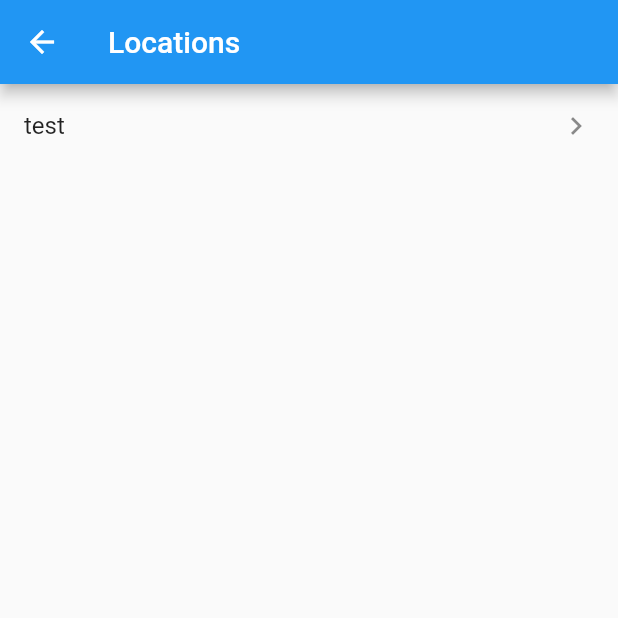
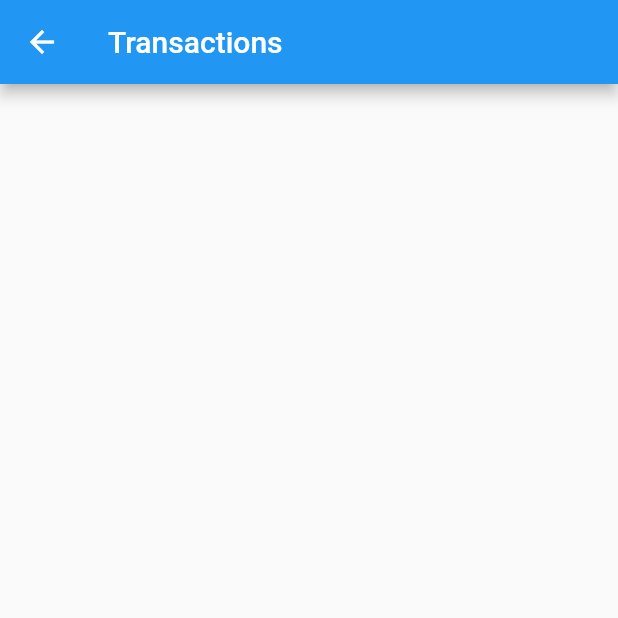
Before and after one commit to maluginp/GoGreenFlutter, a Flutter app: the LocationListScreen screen opened by its route, after a tap on "test", on a phone screen of 412 x 824 dp, the top half of it. Run offline on Flutter 3.47's test engine with Material 2 defaults, Android fonts, the phone set to English and light mode, and no system bars; our stand-ins replace bloc, equatable, flutter_bloc.

Commit message:
Add transaction list

```diff
--- /dev/null
+++ b/lib/blocs/transaction_list/bloc.dart
@@ -0,0 +1,3 @@
+export 'transaction_list_bloc.dart';
+export 'transaction_list_event.dart';
+export 'transaction_list_state.dart';
--- /dev/null
+++ b/lib/blocs/transaction_list/transaction_list_bloc.dart
@@ -0,0 +1,31 @@
+import 'dart:async';
+import 'package:bloc/bloc.dart';
+import 'package:gogreen/models/location_model.dart';
+import 'package:gogreen/models/transaction_model.dart';
+import 'package:gogreen/services/services.dart';
+import './bloc.dart';
+
+class TransactionListBloc extends Bloc<TransactionListEvent, TransactionListState> {
+  final ILogService _logService;
+  final ITransactionService _transactionService;
+  final Location _location;
+
+  TransactionListBloc(this._logService, this._transactionService, this._location);
+
+  @override
+  TransactionListState get initialState => LoadingTransactionListState(null);
+
+  @override
+  Stream<TransactionListState> mapEventToState(
+    TransactionListEvent event,
+  ) async* {
+    if (event is FetchTransactionListEvent) {
+      _logService.d('Fetch locations with filter=${event.filter}');
+      yield LoadingTransactionListState(event.filter);
+
+      List<Transaction> transactions = await _transactionService.fetchTransactions(event.filter);
+
+      yield FetchedTransactionListState(event.filter, transactions);
+    }
+  }
+}
--- /dev/null
+++ b/lib/blocs/transaction_list/transaction_list_event.dart
@@ -0,0 +1,16 @@
+import 'package:equatable/equatable.dart';
+import 'package:gogreen/models/filter_model.dart';
+
+abstract class TransactionListEvent extends Equatable {
+  const TransactionListEvent();
+}
+
+
+class FetchTransactionListEvent extends TransactionListEvent {
+  final TransactionListFilter filter;
+
+  FetchTransactionListEvent(this.filter);
+
+  @override
+  List<Object> get props => [filter];
+}
--- /dev/null
+++ b/lib/blocs/transaction_list/transaction_list_state.dart
@@ -0,0 +1,32 @@
+import 'package:equatable/equatable.dart';
+import 'package:gogreen/models/filter_model.dart';
+import 'package:gogreen/models/transaction_model.dart';
+
+abstract class TransactionListState extends Equatable {
+  const TransactionListState();
+}
+
+class LoadingTransactionListState extends TransactionListState {
+  final TransactionListFilter filter;
+
+  LoadingTransactionListState(this.filter);
+
+  bool get hasFilter => this.filter != null;
+
+  @override
+  List<Object> get props => [filter];
+
+}
+
+
+class FetchedTransactionListState extends TransactionListState {
+  final TransactionListFilter filter;
+  final List<Transaction> transactions;
+
+  FetchedTransactionListState(this.filter, this.transactions);
+
+  bool get hasFilter => this.filter != null;
+
+  @override
+  List<Object> get props => [filter, transactions];
+}
--- a/lib/di/injector.dart
+++ b/lib/di/injector.dart
@@ -1,5 +1,4 @@
-import 'package:gogreen/services/location_service.dart';
-import 'package:gogreen/services/log_service.dart';
+import 'package:gogreen/services/services.dart';
 
 class Injector {
   static final Injector _singleton = new Injector._internal();
@@ -17,4 +16,8 @@ class Injector {
   ILocationService get locationService{
     return LocationService();
   }
+
+  ITransactionService get transactionService {
+    return TransactionService();
+  }
 }
--- a/lib/main.dart
+++ b/lib/main.dart
@@ -3,6 +3,7 @@ import 'package:flutter/material.dart';
 import 'generated/i18n.dart';
 import 'screens/location_list_screen.dart';
 import 'screens/login_screen.dart';
+import 'screens/transaction_list_screen.dart';
 
 void main() => runApp(MyApp());
 
@@ -28,8 +29,9 @@ class MyApp extends StatelessWidget {
       supportedLocales: S.delegate.supportedLocales,
       initialRoute: '/',
       routes: {
-        '/': (context) => LoginScreen.open(context),
-        '/locations': (ctx) => LocationListScreen.open(context)
+        '/': (ctx) => LoginScreen.open(ctx),
+        '/locations': (ctx) => LocationListScreen.open(ctx),
+        TransactionListScreen.ROUTE_PATH: (ctx) => TransactionListScreen.open(ctx)
       }
     );
   }
--- a/lib/models/filter_model.dart
+++ b/lib/models/filter_model.dart
@@ -5,3 +5,7 @@ abstract class Filter {
 class LocationListFilter extends Filter {
 
 }
+
+class TransactionListFilter extends Filter {
+
+}
--- a/lib/models/transaction_model.dart
+++ b/lib/models/transaction_model.dart
@@ -1,3 +1,3 @@
 class Transaction {
-
+  String amount;
 }
--- a/lib/screens/location_list_screen.dart
+++ b/lib/screens/location_list_screen.dart
@@ -3,6 +3,7 @@ import 'package:flutter_bloc/flutter_bloc.dart';
 import 'package:gogreen/blocs/location_list/bloc.dart';
 import 'package:gogreen/di/injector.dart';
 import 'package:gogreen/models/location_model.dart';
+import 'package:gogreen/screens/transaction_list_screen.dart';
 import 'package:gogreen/widgets/filter_widget.dart';
 import 'package:gogreen/widgets/loading_widget.dart';
 
@@ -54,8 +55,8 @@ class LocationListScreen extends StatelessWidget {
           title: Text(location.name),
           trailing: Icon(Icons.keyboard_arrow_right),
           onTap: () {
-            Navigator.of(context)
-                .pushNamed('/transactions', arguments: location);
+            Navigator.of(context).pushNamed(TransactionListScreen.ROUTE_PATH,
+                arguments: TransactionListArguments(location));
           },
         );
       },
--- /dev/null
+++ b/lib/screens/transaction_list_screen.dart
@@ -0,0 +1,86 @@
+import 'package:flutter/material.dart';
+import 'package:flutter_bloc/flutter_bloc.dart';
+import 'package:gogreen/blocs/transaction_list/bloc.dart';
+import 'package:gogreen/di/injector.dart';
+import 'package:gogreen/models/location_model.dart';
+import 'package:gogreen/models/transaction_model.dart';
+import 'package:gogreen/widgets/filter_widget.dart';
+import 'package:gogreen/widgets/loading_widget.dart';
+
+class TransactionListScreen extends StatelessWidget {
+  static const String ROUTE_PATH = "/transactions";
+
+  const TransactionListScreen();
+
+  @override
+  Widget build(BuildContext context) {
+    return Scaffold(
+      appBar: AppBar(
+        title: Text('Transactions'),
+      ),
+      body: BlocBuilder<TransactionListBloc, TransactionListState>(
+          builder: (context, TransactionListState state) {
+        if (state is LoadingTransactionListState) {
+          if (state.hasFilter) {
+            return Row(
+              children: <Widget>[FilterWidget(state.filter), LoadingWidget()],
+            );
+          }
+
+          return LoadingWidget();
+        }
+
+        if (state is FetchedTransactionListState) {
+          if (state.hasFilter) {
+            return Row(
+              children: <Widget>[
+                FilterWidget(state.filter),
+                _buildListView(state.transactions)
+              ],
+            );
+          }
+
+          return _buildListView(state.transactions);
+        }
+
+        return Container();
+      }),
+    );
+  }
+
+  _buildListView(List<Transaction> transactions) {
+    return ListView.builder(
+      itemCount: transactions.length,
+      itemBuilder: (context, i) {
+        var transaction = transactions[i];
+        return ListTile(
+          title: Text(transaction.amount),
+          trailing: Icon(Icons.keyboard_arrow_right),
+          onTap: () {
+            Navigator.of(context).pushNamed('/receipt', arguments: transaction);
+          },
+        );
+      },
+    );
+  }
+
+  static Widget open(BuildContext context) {
+    TransactionListArguments args = ModalRoute.of(context).settings.arguments;
+
+    return MultiBlocProvider(
+      providers: [
+        BlocProvider<TransactionListBloc>(
+            create: (ctx) => TransactionListBloc(Injector().logService,
+                Injector().transactionService, args.location)
+              ..add(FetchTransactionListEvent(null))),
+      ],
+      child: TransactionListScreen(),
+    );
+  }
+}
+
+class TransactionListArguments {
+  final Location location;
+
+  TransactionListArguments(this.location);
+}
--- /dev/null
+++ b/lib/services/services.dart
@@ -0,0 +1,3 @@
+export 'log_service.dart';
+export 'location_service.dart';
+export 'transaction_service.dart';
--- a/lib/services/transaction_service.dart
+++ b/lib/services/transaction_service.dart
@@ -1,11 +1,12 @@
+import 'package:gogreen/models/filter_model.dart';
 import 'package:gogreen/models/transaction_model.dart';
 
 abstract class ITransactionService {
-  Future<List<Transaction>> fetchTransactions();
+  Future<List<Transaction>> fetchTransactions(TransactionListFilter filter);
 }
 
 class TransactionService implements ITransactionService {
 
   @override
-  Future<List<Transaction>> fetchTransactions() => Future.value([]);
+  Future<List<Transaction>> fetchTransactions(TransactionListFilter filter) => Future.value([]);
 }
```
